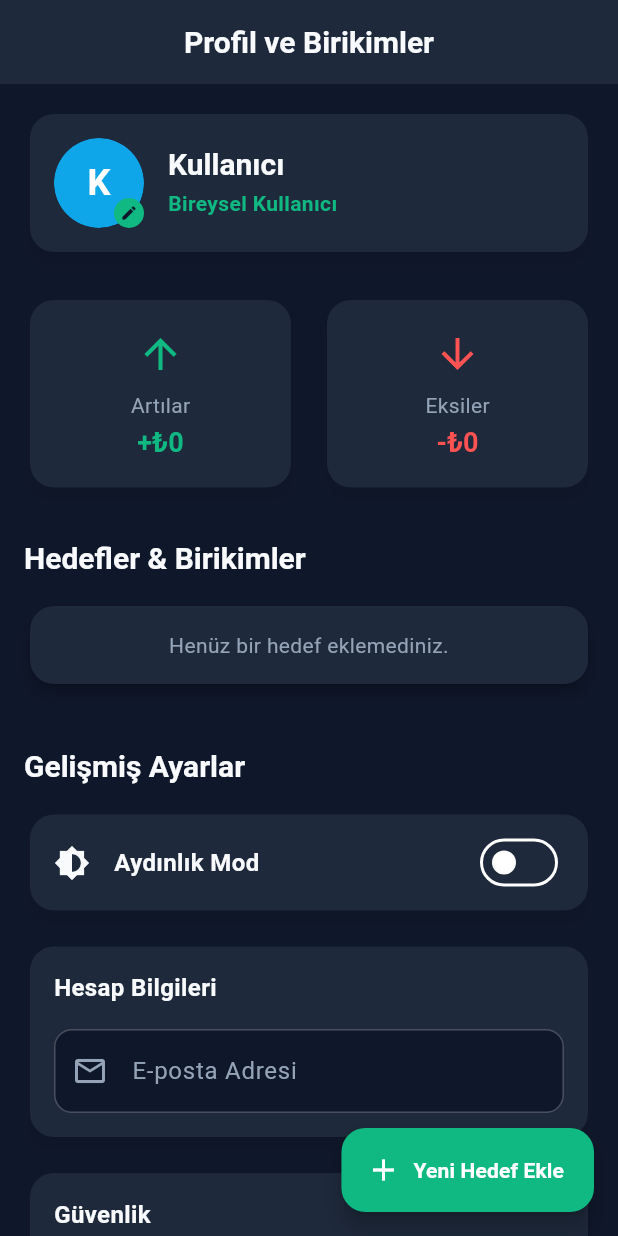
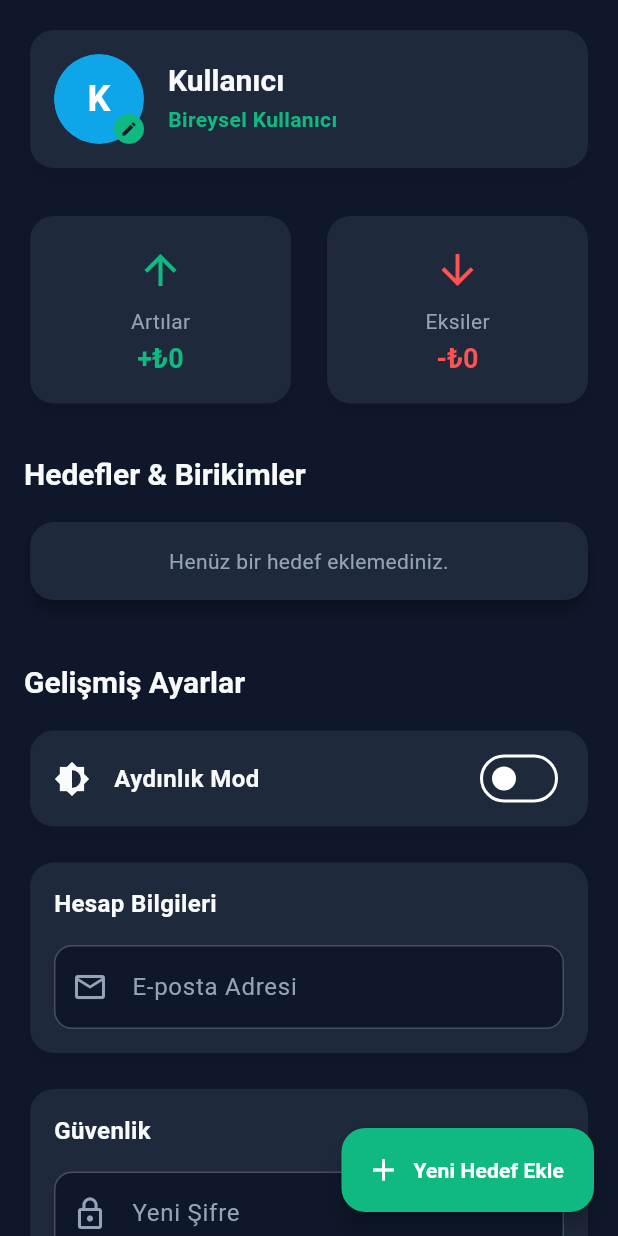
Before and after one commit to tonusomer58/kisisel-asistan, a Flutter app: the ProfileScreen screen opened directly, on a phone screen of 412 x 824 dp. Run offline on Flutter 3.47's test engine with Material 3 defaults, Android fonts, the phone set to English and light mode, and no system bars; our stand-ins replace cloud_firestore, firebase_auth, firebase_core, fl_chart, google_generative_ai, shared_preferences; accounts and stored records are empty; network calls fail.

Commit message:
style: Remove redundant AppBars from all screens to clean up web UI

```diff
--- a/lib/features/home/presentation/home_screen.dart
+++ b/lib/features/home/presentation/home_screen.dart
@@ -462,6 +462,7 @@ class _HomeScreenState extends State<HomeScreen> {
                 const SizedBox(height: 80),
               ],
             ),
+            ),
           );
         },
       ),
--- a/lib/features/profile/presentation/profile_screen.dart
+++ b/lib/features/profile/presentation/profile_screen.dart
@@ -556,14 +556,10 @@ class _ProfileScreenState extends State<ProfileScreen> {
 
     return Scaffold(
       backgroundColor: bgColor,
-      appBar: AppBar(
-        backgroundColor: cardColor,
-        iconTheme: IconThemeData(color: textColor),
-        title: Text('Profil ve Birikimler', style: TextStyle(color: textColor)),
-      ),
-      body: SingleChildScrollView(
-        padding: const EdgeInsets.all(16.0),
-        child: Column(
+      body: SafeArea(
+        child: SingleChildScrollView(
+          padding: const EdgeInsets.all(16.0),
+          child: Column(
           crossAxisAlignment: CrossAxisAlignment.stretch,
           children: [
             // Bölüm 1: Kullanıcı Kartı (Dinamik)
@@ -880,6 +876,7 @@ class _ProfileScreenState extends State<ProfileScreen> {
           ],
         ),
       ),
+      ),
       floatingActionButton: FloatingActionButton.extended(
         onPressed: _showAddGoalSheet,
         backgroundColor: primaryColor,
```
Also changed, not shown: lib/features/chat/presentation/chat_screen.dart (+10 -9 lines), lib/features/summary/presentation/summary_screen.dart (+3 -6 lines), 2 other files.
